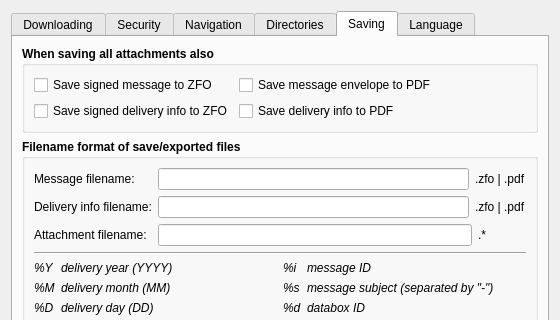
Above: src/gui/ui/dlg_preferences.ui from psakar/datovka before the change; both pictures show x 0 to 560 and y 0 to 320 of the 560 by 482 pixel window. Below: the same form after it.
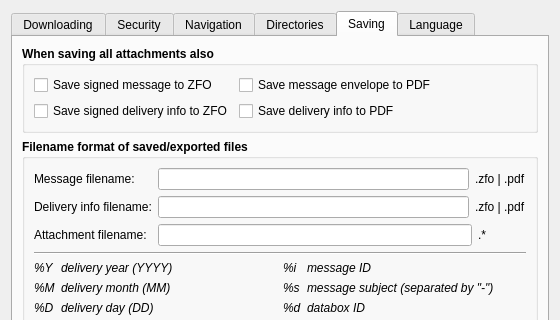
That is the form after the change. The open tabs and pages were chosen to show the change. Icons and pictures are not drawn.

Commit message: Added creation of filename based on format string - part 1 (issue #42)

```diff
--- a/src/gui/ui/dlg_preferences.ui
+++ b/src/gui/ui/dlg_preferences.ui
@@ -893,7 +893,7 @@
           </font>
          </property>
          <property name="title">
-          <string>Filename format of save/exported files</string>
+          <string>Filename format of saved/exported files</string>
          </property>
          <layout class="QVBoxLayout" name="verticalLayout_17">
           <item>
```
The commit also changes 4 other files.
